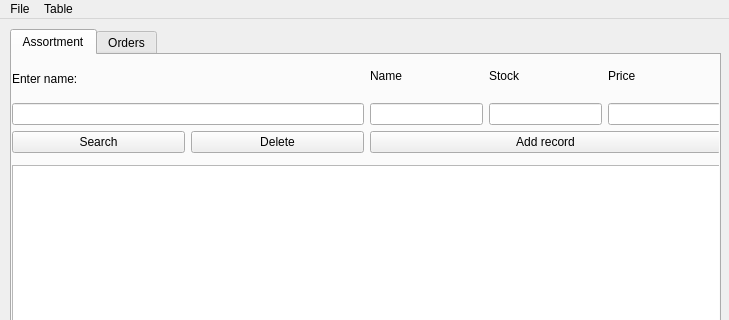
Before: the Qt Designer form design.ui in KuryakovArtem/DB-Laba-4, drawn with Qt 5; both pictures show x 0 to 729 and y 0 to 320 of the 729 by 528 pixel window.
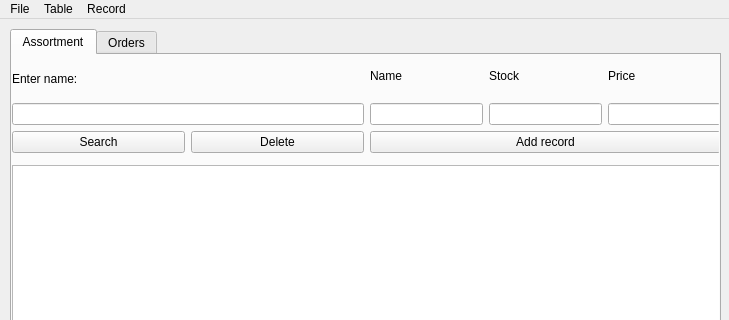
After: the same form once the commit is applied.

What changed in the file:
```diff
--- a/design.ui
+++ b/design.ui
@@ -293,8 +293,15 @@
     <addaction name="actionClear_table"/>
     <addaction name="actionClear_all_tables"/>
    </widget>
+   <widget class="QMenu" name="menuRecord">
+    <property name="title">
+     <string>Record</string>
+    </property>
+    <addaction name="actionDelete"/>
+   </widget>
    <addaction name="menuFile"/>
    <addaction name="menuTable"/>
+   <addaction name="menuRecord"/>
   </widget>
   <widget class="QStatusBar" name="statusbar"/>
   <action name="actionConnect">
```
Left out of the diff: 8 changed lines with no effect on the pictures.
